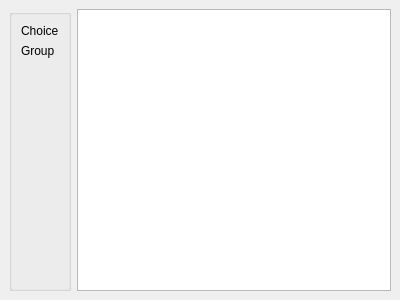
Old version of the form trunk/playpen/StanzaEditorBase.ui in the repository patrickhartling/maestro.
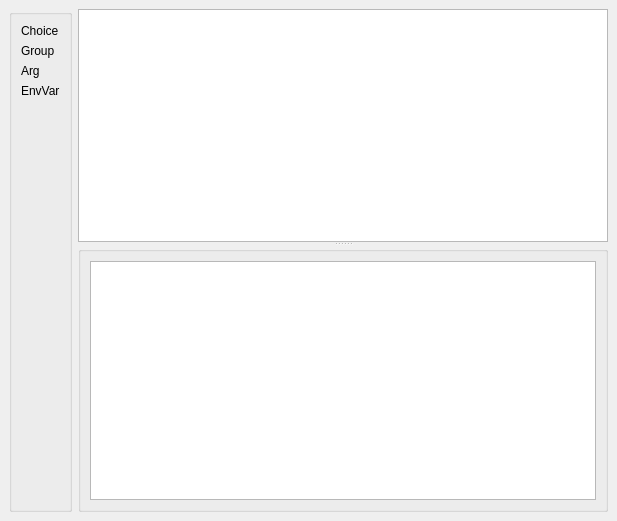
New version of the form.

Commit message: - Adding attribute table.

Diff of the .ui file:
```diff
--- a/trunk/playpen/StanzaEditorBase.ui
+++ b/trunk/playpen/StanzaEditorBase.ui
@@ -5,8 +5,8 @@
    <rect>
     <x>0</x>
     <y>0</y>
-    <width>400</width>
-    <height>300</height>
+    <width>617</width>
+    <height>521</height>
    </rect>
   </property>
   <property name="windowTitle" >
@@ -45,6 +45,20 @@
         </property>
        </widget>
       </item>
+      <item>
+       <widget class="QLabel" name="mArgLbl" >
+        <property name="text" >
+         <string>Arg</string>
+        </property>
+       </widget>
+      </item>
+      <item>
+       <widget class="QLabel" name="mEnvVarLbl" >
+        <property name="text" >
+         <string>EnvVar</string>
+        </property>
+       </widget>
+      </item>
       <item>
        <spacer>
         <property name="orientation" >
@@ -62,7 +76,53 @@
     </widget>
    </item>
    <item>
-    <widget class="QGraphicsView" name="graphicsView" />
+    <widget class="QSplitter" name="mSplitter" >
+     <property name="sizePolicy" >
+      <sizepolicy>
+       <hsizetype>3</hsizetype>
+       <vsizetype>7</vsizetype>
+       <horstretch>0</horstretch>
+       <verstretch>0</verstretch>
+      </sizepolicy>
+     </property>
+     <property name="orientation" >
+      <enum>Qt::Vertical</enum>
+     </property>
+     <widget class="QGraphicsView" name="graphicsView" >
+      <property name="sizePolicy" >
+       <sizepolicy>
+        <hsizetype>7</hsizetype>
+        <vsizetype>3</vsizetype>
+        <horstretch>0</horstretch>
+        <verstretch>0</verstretch>
+       </sizepolicy>
+      </property>
+     </widget>
+     <widget class="QGroupBox" name="mEditGroupBox" >
+      <property name="sizePolicy" >
+       <sizepolicy>
+        <hsizetype>5</hsizetype>
+        <vsizetype>5</vsizetype>
+        <horstretch>0</horstretch>
+        <verstretch>0</verstretch>
+       </sizepolicy>
+      </property>
+      <property name="title" >
+       <string/>
+      </property>
+      <layout class="QVBoxLayout" >
+       <property name="margin" >
+        <number>9</number>
+       </property>
+       <property name="spacing" >
+        <number>6</number>
+       </property>
+       <item>
+        <widget class="QTableView" name="mEditTableView" />
+       </item>
+      </layout>
+     </widget>
+    </widget>
    </item>
   </layout>
  </widget>
```
The commit also changes 2 other files.
